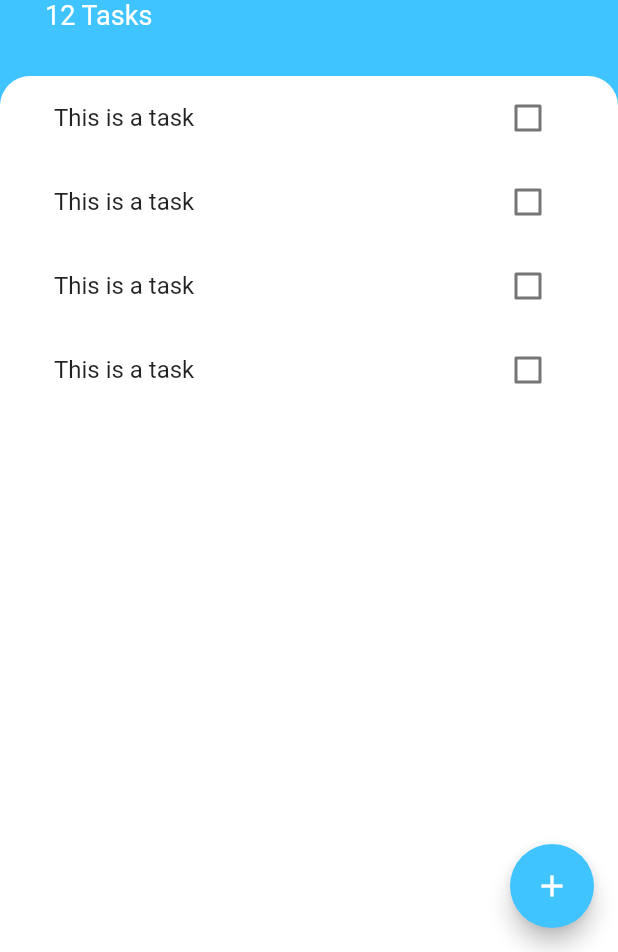
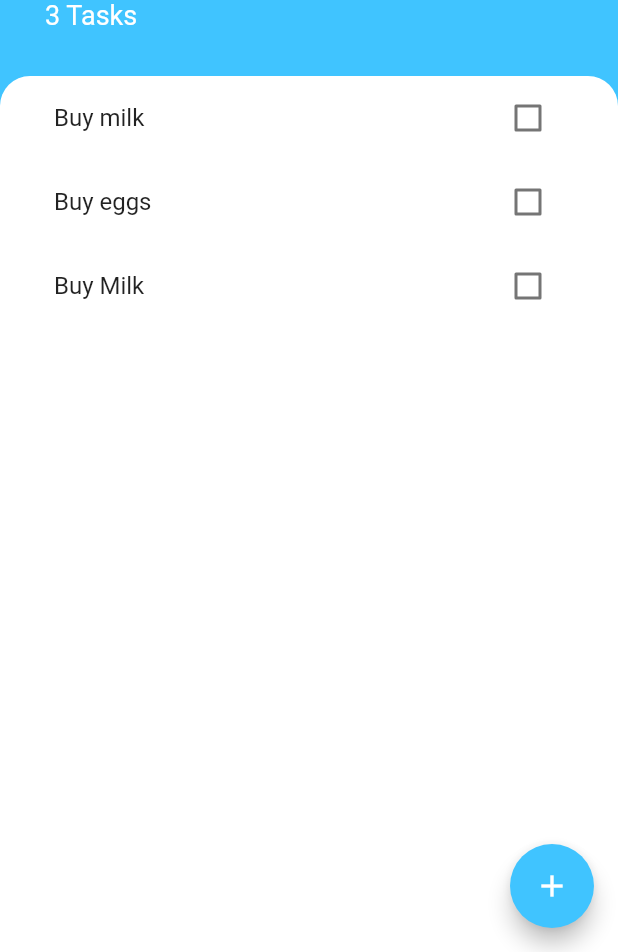
Before and after one commit to i-aiymen/todoist, a Flutter app: the screen it shows after launch, on a phone screen of 412 x 824 dp, the part 284-1236 px from its top. Run offline on Flutter 3.47's test engine with Material 2 defaults, Android fonts, the phone set to English and light mode, and no system bars.

Commit message:
Updated: Adding any number of tasks

```diff
--- /dev/null
+++ b/lib/models/task.dart
@@ -0,0 +1,10 @@
+class Task {
+  final String name;
+  bool isDone;
+
+  Task({required this.name, this.isDone = false});
+
+  void toggleDone() {
+    isDone = !isDone;
+  }
+}
--- a/lib/screens/tasks_screen.dart
+++ b/lib/screens/tasks_screen.dart
@@ -1,9 +1,21 @@
 import 'package:flutter/material.dart';
 import 'package:todoist/screens/add_task_screen.dart';
 
+import '../models/task.dart';
 import '../widgets/tasks_list.dart';
 
-class TasksScreen extends StatelessWidget {
+class TasksScreen extends StatefulWidget {
+  @override
+  State<TasksScreen> createState() => _TasksScreenState();
+}
+
+class _TasksScreenState extends State<TasksScreen> {
+  List<Task> tasks = [
+    Task(name: 'Buy milk'),
+    Task(name: 'Buy eggs'),
+    Task(name: 'Buy Milk'),
+  ];
+
   @override
   Widget build(BuildContext context) {
     return Scaffold(
@@ -11,7 +23,13 @@ class TasksScreen extends StatelessWidget {
       floatingActionButton: FloatingActionButton(
         onPressed: () {
           showModalBottomSheet(
-              context: context, builder: (context) => AddTaskScreen());
+              context: context,
+              builder: (context) => AddTaskScreen((newTaskTitle) {
+                    setState(() {
+                      tasks.add(Task(name: newTaskTitle));
+                    });
+                    Navigator.pop(context);
+                  }));
         },
         backgroundColor: Colors.lightBlueAccent,
         child: Icon(Icons.add),
@@ -43,7 +61,7 @@ class TasksScreen extends StatelessWidget {
                     fontWeight: FontWeight.w700),
               ),
               Text(
-                '12 Tasks',
+                '${tasks.length} Tasks',
                 style: TextStyle(
                   color: Colors.white,
                   fontSize: 18,
@@ -63,7 +81,7 @@ class TasksScreen extends StatelessWidget {
                   topRight: Radius.circular(20),
                 ),
               ),
-              child: TasksList(),
+              child: TasksList(tasks),
             ),
           ),
         ],
--- a/lib/widgets/task_tile.dart
+++ b/lib/widgets/task_tile.dart
@@ -1,26 +1,30 @@
 import 'package:flutter/material.dart';
 
 class TaskTile extends StatefulWidget {
+  bool isChecked = false;
+  final String taskTitle;
+  final Function checkboxCallback;
+
+  TaskTile({required this.taskTitle, required this.checkboxCallback});
   @override
   State<TaskTile> createState() => _TaskTileState();
 }
 
 class _TaskTileState extends State<TaskTile> {
-  bool isChecked = false;
   @override
   Widget build(BuildContext context) {
     return ListTile(
       title: Text(
-        'This is a task',
+        widget.taskTitle,
         style: TextStyle(
-            decoration: isChecked ? TextDecoration.lineThrough : null),
+            decoration: widget.isChecked ? TextDecoration.lineThrough : null),
       ),
       trailing: Checkbox(
         activeColor: Colors.lightBlueAccent,
-        value: isChecked,
+        value: widget.isChecked,
         onChanged: (newValue) {
           setState(() {
-            isChecked = newValue!;
+            widget.isChecked = newValue!;
           });
         },
       ),
--- a/lib/widgets/tasks_list.dart
+++ b/lib/widgets/tasks_list.dart
@@ -1,18 +1,30 @@
 import 'package:flutter/material.dart';
 import 'package:todoist/widgets/task_tile.dart';
 
-class TasksList extends StatelessWidget {
+import '../models/task.dart';
+
+class TasksList extends StatefulWidget {
+  final List<Task> tasks;
+
+  TasksList(this.tasks);
+  @override
+  State<TasksList> createState() => _TasksListState();
+}
+
+class _TasksListState extends State<TasksList> {
   @override
   Widget build(BuildContext context) {
-    return ListView(
-      physics: BouncingScrollPhysics(),
-      scrollDirection: Axis.vertical,
-      children: [
-        TaskTile(),
-        TaskTile(),
-        TaskTile(),
-        TaskTile(),
-      ],
+    return ListView.builder(
+      itemBuilder: (context, index) {
+        return TaskTile(
+            taskTitle: widget.tasks[index].name,
+            checkboxCallback: (checkboxState) {
+              setState(() {
+                widget.tasks[index].toggleDone();
+              });
+            });
+      },
+      itemCount: widget.tasks.length,
     );
   }
 }
```
Also changed, not shown: lib/screens/add_task_screen.dart (+14 -2 lines).
